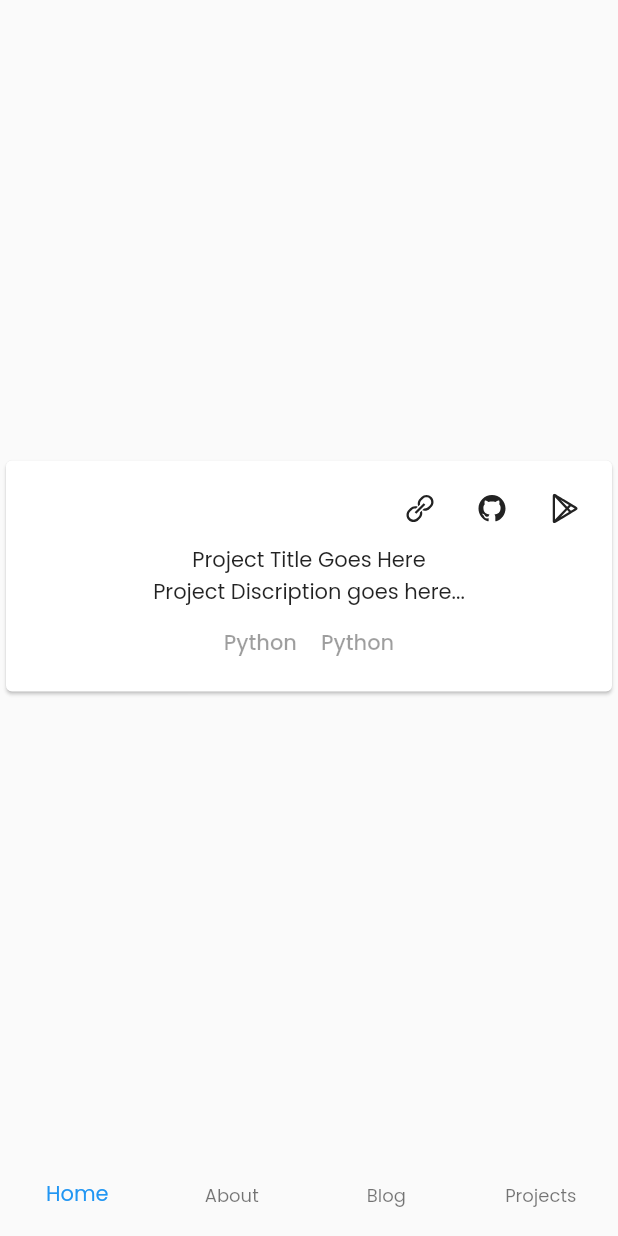
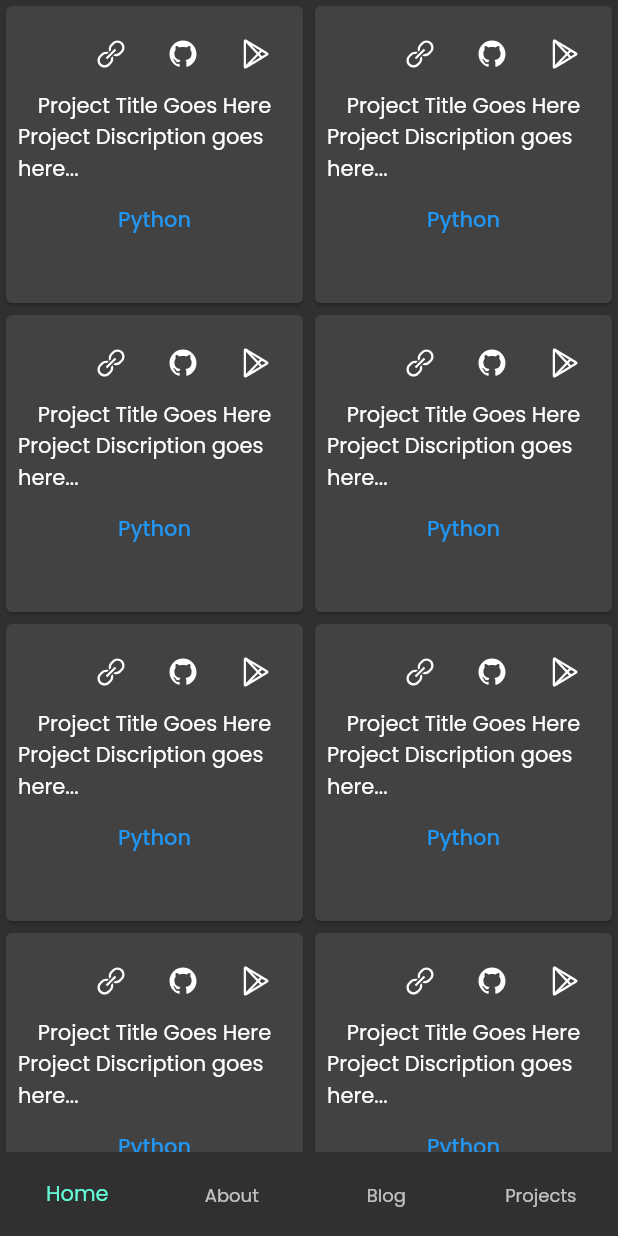
Before and after one commit to coder-Aayush/coder-aayush.github.io, a Flutter app: the screen it shows after launch, item 4 of the bottom bar chosen, on a phone screen of 412 x 824 dp. Run offline on Flutter 3.47's test engine with Material 2 defaults, Android fonts, the phone set to English and light mode, and no system bars; our stand-ins replace google_fonts, line_icons, nil, url_strategy; missing offline and left inert: dart:html.

Commit message:
✅  Added Linting to Project

```diff
--- a/lib/helpers/flutter_hamlet.dart
+++ b/lib/helpers/flutter_hamlet.dart
@@ -2,9 +2,9 @@
 import 'dart:html' as html;
 
 class Flutterhamlet {
-  static metaTags(String tags) {
+  static void metaTags(String tags) {
     // TODO: Refactor code
-    html.Element? htmlVal = html.document.querySelector('head');
+    final html.Element? htmlVal = html.document.querySelector('head');
     htmlVal?.setInnerHtml(
       tags,
       validator: AllowAll(),
--- a/lib/main.dart
+++ b/lib/main.dart
@@ -12,6 +12,7 @@ void main() {
       title: 'Aayush Bhattarai',
       home: MyApp(),
       theme: ThemeData(
+        brightness: Brightness.dark,
         fontFamily: GoogleFonts.poppins().fontFamily,
       ),
     ),
--- a/lib/screen/layout.dart
+++ b/lib/screen/layout.dart
@@ -2,7 +2,7 @@ import 'package:coderaayush/screen/view/about_view.dart';
 import 'package:coderaayush/screen/view/blog_view.dart';
 import 'package:coderaayush/screen/view/home_view.dart';
 import 'package:coderaayush/screen/view/project_view.dart';
-import 'package:coderaayush/widgets/CustomBottomNavigationBar.dart';
+import 'package:coderaayush/widgets/custom_bottom_navigation_bar.dart';
 import 'package:flutter/material.dart';
 import 'package:coderaayush/widgets/nav_bar.dart';
 import 'package:nil/nil.dart';
@@ -30,7 +30,7 @@ class _LayoutState extends State<Layout> with SingleTickerProviderStateMixin {
     super.dispose();
   }
 
-  List<Widget> _screenList = [
+  final List<Widget> _screenList = [
     HomeView(),
     AboutView(),
     BlogView(),
@@ -58,7 +58,7 @@ class _LayoutState extends State<Layout> with SingleTickerProviderStateMixin {
           /// Wrap with [Flexiable]
           Flexible(
             child: TabBarView(
-              physics: NeverScrollableScrollPhysics(),
+              physics: const NeverScrollableScrollPhysics(),
               controller: _controller,
               children: [
                 ..._screenList,
--- a/lib/screen/view/blog_view.dart
+++ b/lib/screen/view/blog_view.dart
@@ -5,7 +5,7 @@ class BlogView extends StatelessWidget {
   Widget build(BuildContext context) {
     return Center(
       child: ConstrainedBox(
-        constraints: BoxConstraints(maxWidth: 1080),
+        constraints: const BoxConstraints(maxWidth: 1080),
         child: Text(
           'Coming Soon',
           style: Theme.of(context).textTheme.headline4,
--- a/lib/screen/view/project_view.dart
+++ b/lib/screen/view/project_view.dart
@@ -1,16 +1,20 @@
-import 'package:coderaayush/helpers/flutter_hamlet.dart';
 import 'package:flutter/material.dart';
-import 'package:line_icons/line_icon.dart';
 import 'package:line_icons/line_icons.dart';
 
 class ProjectView extends StatelessWidget {
   @override
   Widget build(BuildContext context) {
     return Center(
-        child: ConstrainedBox(
-      constraints: BoxConstraints(maxWidth: 1080),
-      child: BlogCard(),
-    ));
+      child: ConstrainedBox(
+        constraints: const BoxConstraints(maxWidth: 1080),
+        child: GridView.builder(
+          itemCount: 10,
+          gridDelegate: const SliverGridDelegateWithFixedCrossAxisCount(
+              crossAxisCount: 2),
+          itemBuilder: (context, index) => BlogCard(),
+        ),
+      ),
+    );
   }
 }
 
@@ -21,23 +25,23 @@ class BlogCard extends StatelessWidget {
       child: Padding(
         padding: const EdgeInsets.all(8.0),
         child: Column(
-          mainAxisSize: MainAxisSize.min,
           children: [
             Row(
               crossAxisAlignment: CrossAxisAlignment.end,
               mainAxisAlignment: MainAxisAlignment.end,
               children: [
-                IconButton(icon: Icon(LineIcons.link), onPressed: () {}),
-                IconButton(icon: Icon(LineIcons.github), onPressed: () {}),
-                IconButton(icon: Icon(LineIcons.googlePlay), onPressed: () {}),
+                IconButton(icon: const Icon(LineIcons.link), onPressed: () {}),
+                IconButton(
+                    icon: const Icon(LineIcons.github), onPressed: () {}),
+                IconButton(
+                    icon: const Icon(LineIcons.googlePlay), onPressed: () {}),
               ],
             ),
-            Text('Project Title Goes Here'),
-            Text('Project Discription goes here...'),
+            const Text('Project Title Goes Here'),
+            const Text('Project Discription goes here...'),
             Wrap(
               children: [
-                TextButton(onPressed: null, child: Text('Python')),
-                TextButton(onPressed: null, child: Text('Python')),
+                TextButton(onPressed: () {}, child: const Text('Python')),
               ],
             ),
           ],
--- a/lib/widgets/title_header.dart
+++ b/lib/widgets/title_header.dart
@@ -8,7 +8,7 @@ class TitleHeader extends StatelessWidget {
       alignment: Alignment.topLeft,
       child: Text(
         header!,
-        style: TextStyle(
+        style: const TextStyle(
           fontWeight: FontWeight.w600,
           fontSize: 24,
         ),
--- a/pubspec.yaml
+++ b/pubspec.yaml
@@ -9,15 +9,13 @@ environment:
 dependencies:
   flutter:
     sdk: flutter
-  cupertino_icons: ^1.0.0
   google_fonts: ^2.0.0
   line_icons: ^2.0.1
   nil: ^1.1.1
   url_strategy: ^0.2.0
 
 dev_dependencies:
-  flutter_test:
-    sdk: flutter
+  lint: ^1.5.3
 
 flutter:
   uses-material-design: true
```
Also changed, not shown: analysis_options.yaml (added, +18 -0 lines), lib/screen/view/about_view.dart (+12 -12 lines), lib/screen/view/home_view.dart (+6 -4 lines), lib/widgets/nav_bar.dart (+10 -10 lines), lib/widgets/custom_bottom_navigation_bar.dart (renamed from lib/widgets/CustomBottomNavigationBar.dart), pubspec.lock.
